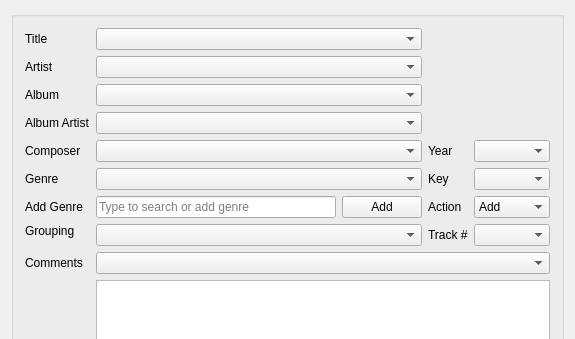
Eve00000/mixxx, file src/library/dlgtrackinfomulti.ui: the form before one commit; both pictures show x 0 to 575 and y 0 to 339 of the 575 by 740 pixel window.
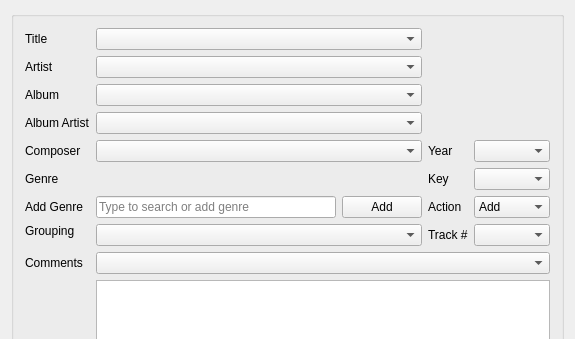
The form after the commit.

Commit message: dlg-tag-widget

Patch:
```diff
--- a/src/library/dlgtrackinfomulti.ui
+++ b/src/library/dlgtrackinfomulti.ui
@@ -271,7 +271,8 @@
        </widget>
       </item>
       <item row="5" column="1">
-       <widget class="QComboBox" name="txtGenre">
+       <!--<widget class="QComboBox" name="txtGenre">-->
+        <widget class="QWidget" name="txtGenre">
         <property name="sizePolicy">
          <sizepolicy hsizetype="MinimumExpanding" vsizetype="Fixed">
           <horstretch>0</horstretch>
```
The commit also changes 5 other files.
